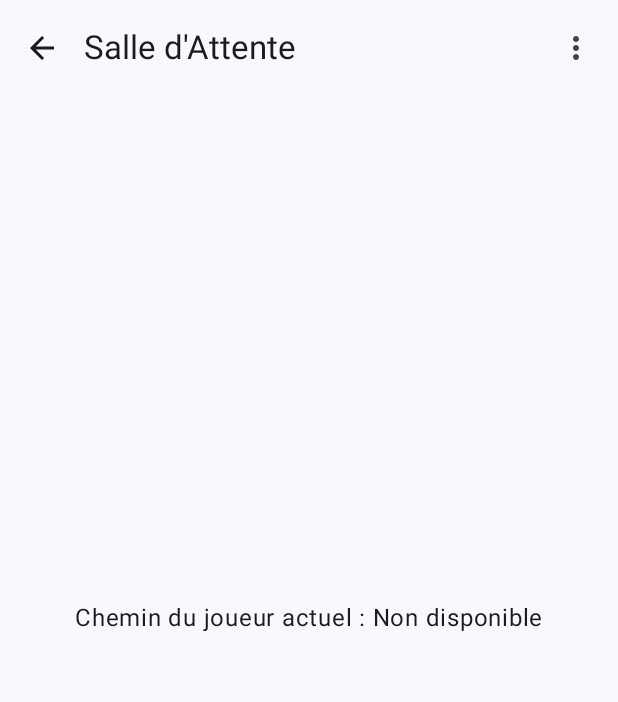
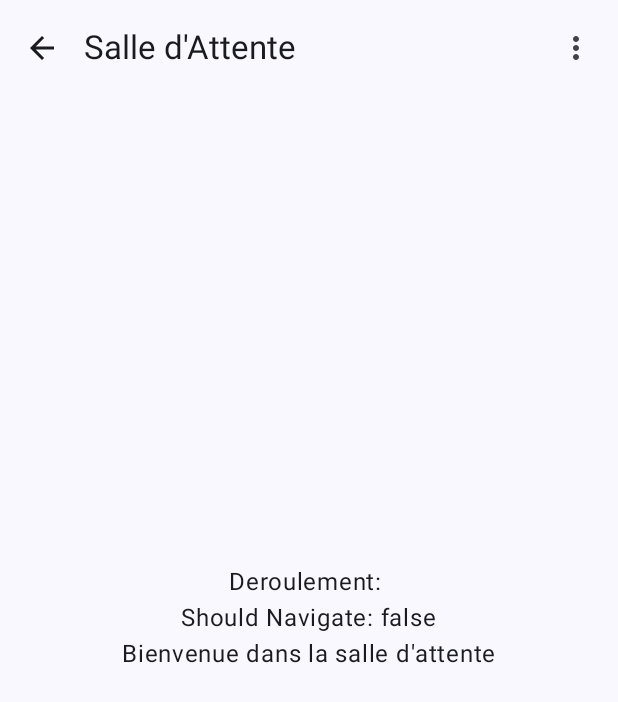
Before and after one commit to Akkyreuh/saeloup, an Android app built with Jetpack Compose: the Room screen opened through its navigation route, on a phone screen of 412 x 824 dp. Shown: the top 702 px of the screen. Run offline under Robolectric (Android 15) with nearby library versions, the phone set to English and light mode, and no system bars; our stand-ins replace Firebase (no records; nobody signed in at launch, a user with empty details on screens opened directly).

Commit message:
Code pin

```diff
--- a/app/src/main/java/com/example/saeloup/MainActivity.kt
+++ b/app/src/main/java/com/example/saeloup/MainActivity.kt
@@ -44,7 +44,7 @@ class MainActivity : ComponentActivity() {
                         MainScreen(navController)
                     }
                     composable("newScreen") {
-                        Room()
+                        Room(navController)
                     }
                 }
             }
--- a/app/src/main/java/com/example/saeloup/View/RoomView.kt
+++ b/app/src/main/java/com/example/saeloup/View/RoomView.kt
@@ -1,6 +1,7 @@
 package com.example.saeloup.View
 
 import android.annotation.SuppressLint
+import android.util.Log
 import androidx.compose.foundation.Image
 import androidx.compose.foundation.background
 import androidx.compose.foundation.layout.Arrangement
@@ -37,6 +38,20 @@ import androidx.compose.material.*
 import androidx.compose.runtime.*
 import androidx.compose.ui.unit.dp
 import com.example.saeloup.AppState
+import androidx.compose.foundation.lazy.LazyColumn
+import androidx.compose.foundation.lazy.items
+import androidx.compose.material.*
+import androidx.compose.runtime.*
+import androidx.compose.ui.unit.dp
+import androidx.navigation.NavController
+import com.google.firebase.Firebase
+import com.google.firebase.database.*
+import androidx.compose.foundation.layout.*
+import androidx.compose.material.*
+import androidx.compose.material3.TopAppBar
+import androidx.compose.runtime.*
+import com.example.saeloup.ModelNavigation
+import com.google.firebase.database.*
 
 
 class RoomView {
@@ -45,25 +60,67 @@ class RoomView {
 @SuppressLint("UnusedMaterial3ScaffoldPaddingParameter")
 @Composable
 @OptIn(ExperimentalMaterial3Api::class)
-fun Room() {
+fun Room(navController: NavController) {
+    val deroulement = remember { mutableStateOf("") }
+    val joueurs = remember { mutableStateOf(listOf<String>()) }
+    val shouldNavigate = remember { mutableStateOf(false) }
+
+    val partiePath = AppState.currentJoueurPath?.substringBefore("/Joueurs") ?: ""
+
+    LaunchedEffect(partiePath) {
+        val deroulementRef = Firebase.database.reference.child("$partiePath/deroulement")
+        deroulementRef.addValueEventListener(object : ValueEventListener {
+            override fun onDataChange(snapshot: DataSnapshot) {
+                deroulement.value = snapshot.getValue(String::class.java) ?: ""
+                if (deroulement.value == "start") {
+                    shouldNavigate.value = true
+                }
+            }
+
+            override fun onCancelled(error: DatabaseError) {
+                // Gérer l'erreur
+            }
+        })
+
+        // Récupérer la liste des joueurs
+        val joueursRef = Firebase.database.reference.child("$partiePath/Joueurs")
+        joueursRef.addValueEventListener(object : ValueEventListener {
+            override fun onDataChange(snapshot: DataSnapshot) {
+                val joueursList = snapshot.children.map { it.child("pseudo").getValue(String::class.java) ?: "Inconnu" }
+                joueurs.value = joueursList
+            }
+
+            override fun onCancelled(error: DatabaseError) {
+                // Gérer l'erreur
+            }
+        })
+        Log.d("RoomView", "Deroulement: ${deroulement.value}, Should Navigate: ${shouldNavigate.value}")
+
+    }
+
+    if (shouldNavigate.value) {
+        ModelNavigation(navController)
+        shouldNavigate.value = false // Réinitialiser l'état pour éviter les navigations répétées
+    }
+
+    // UI de la page Room
     Scaffold(
         topBar = {
-            SmallTopAppBar(
+            TopAppBar(
                 title = { Text("Salle d'Attente") },
                 navigationIcon = {
-                    IconButton(onClick = {}) {
+                    IconButton(onClick = { /* Gérer le retour */ }) {
                         Icon(Icons.Filled.ArrowBack, contentDescription = "Retour")
                     }
                 },
                 actions = {
-                    IconButton(onClick = {}) {
+                    IconButton(onClick = { /* Actions supplémentaires */ }) {
                         Icon(Icons.Filled.MoreVert, contentDescription = "Plus d'actions")
                     }
                 }
             )
         }
     ) {
-        // Contenu principal de la vue Room
         Column(
             modifier = Modifier
                 .fillMaxSize()
@@ -71,8 +128,17 @@ fun Room() {
             verticalArrangement = Arrangement.Center,
             horizontalAlignment = Alignment.CenterHorizontally
         ) {
-            Text("Chemin du joueur actuel : ${AppState.currentJoueurPath ?: "Non disponible"}")
-            // Autres composants si nécessaire
+            Text("Deroulement: ${deroulement.value}") // Affichage pour débogage
+            Text("Should Navigate: ${shouldNavigate.value}") // Affichage pour débogage
+
+            Text("Bienvenue dans la salle d'attente")
+
+            // Afficher la liste des joueurs
+            LazyColumn {
+                items(joueurs.value) { joueur ->
+                    Text(joueur)
+                }
+            }
         }
     }
 }
```
Also changed, not shown: app/src/main/java/com/example/saeloup/ModelNavigation.kt (added, +52 -0 lines).
